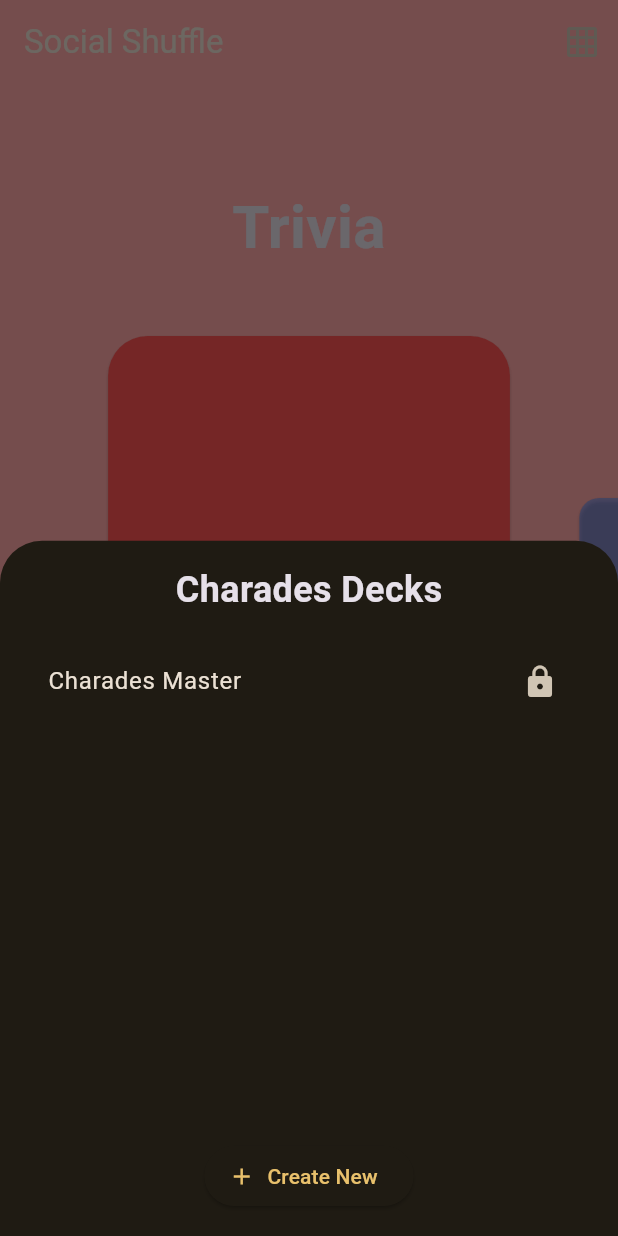
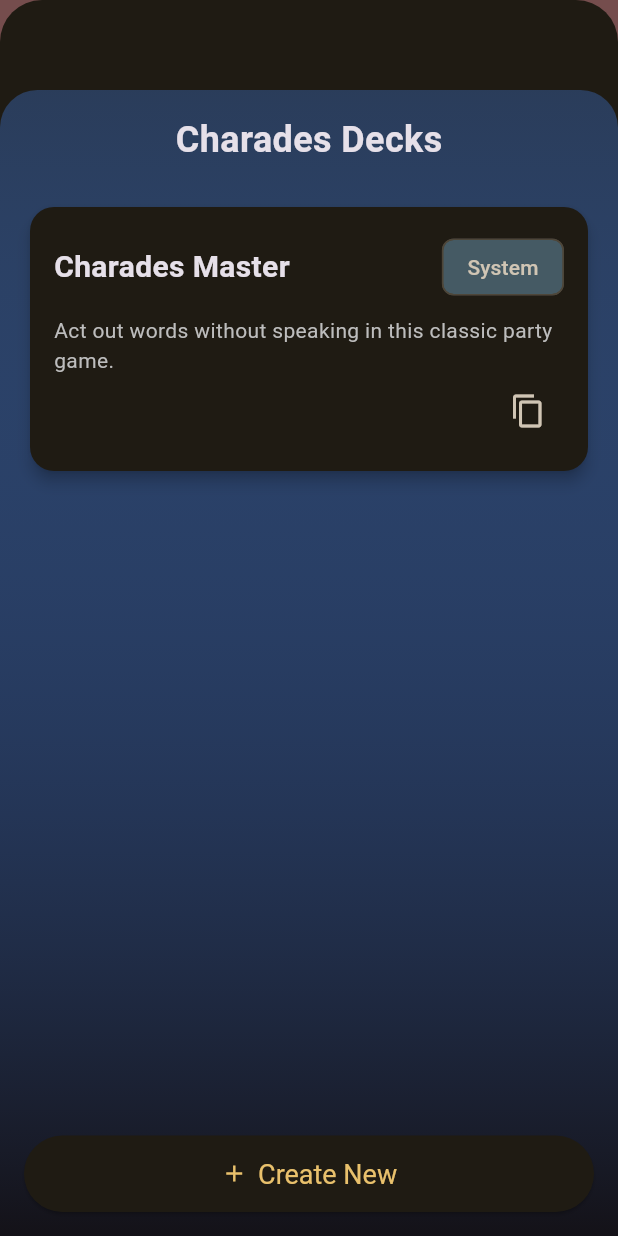
Before and after one commit to kefeh/social_shuffle, a Flutter app: the screen it shows after launch, after a tap on "Charades", on a phone screen of 412 x 824 dp. Run offline on Flutter 3.47's test engine with Material 3 defaults, Android fonts, the phone set to English and light mode, and no system bars; our stand-ins replace flutter_riverpod, flutter_svg, google_fonts, google_generative_ai, hive, hive_flutter; accounts and stored records are empty.

Commit message:
fixes issues related to deck library designs

```diff
--- a/assets/decks/flip_deck.json
+++ b/assets/decks/flip_deck.json
@@ -1,6 +1,7 @@
 {
   "id": "flip_deck_1",
   "title": "Truth or Dare Fun",
+  "description": "A classic game of truth or dare for some lighthearted fun.",
   "game_engine_id": "flip",
   "is_system": true,
   "created_at": "2023-01-02T11:00:00Z",
--- a/assets/decks/quiz_deck.json
+++ b/assets/decks/quiz_deck.json
@@ -1,6 +1,7 @@
 {
   "id": "quiz_deck_1",
   "title": "General Knowledge Quiz",
+  "description": "Test your knowledge with these general knowledge questions.",
   "game_engine_id": "quiz",
   "is_system": true,
   "created_at": "2023-01-01T10:00:00Z",
--- a/assets/decks/task_deck.json
+++ b/assets/decks/task_deck.json
@@ -1,6 +1,7 @@
 {
   "id": "task_deck_1",
   "title": "Charades Master",
+  "description": "Act out words without speaking in this classic party game.",
   "game_engine_id": "task",
   "is_system": true,
   "created_at": "2023-01-03T12:00:00Z",
--- a/assets/decks/voting_deck.json
+++ b/assets/decks/voting_deck.json
@@ -1,6 +1,7 @@
 {
   "id": "voting_deck_1",
   "title": "Most Likely To...",
+  "description": "Vote for the person who is most likely to do something wild.",
   "game_engine_id": "voting",
   "is_system": true,
   "created_at": "2023-01-04T13:00:00Z",
--- a/lib/core/models/deck.dart
+++ b/lib/core/models/deck.dart
@@ -18,6 +18,8 @@ class Deck {
   final DateTime createdAt;
   @HiveField(5)
   final List<Card> cards;
+  @HiveField(6)
+  final String? description;
 
   Deck({
     String? id,
@@ -26,6 +28,7 @@ class Deck {
     this.isSystem = false,
     DateTime? createdAt,
     required this.cards,
+    this.description,
   })  : id = id ?? const Uuid().v4(),
         createdAt = createdAt ?? DateTime.now();
 
@@ -41,6 +44,7 @@ class Deck {
       cards: (json['cards'] as List<dynamic>)
           .map((e) => Card.fromJson(e as Map<String, dynamic>))
           .toList(),
+      description: json['description'] as String?,
     );
   }
 
@@ -52,6 +56,7 @@ class Deck {
       'is_system': isSystem,
       'created_at': createdAt.toIso8601String(),
       'cards': cards.map((e) => e.toJson()).toList(),
+      'description': description,
     };
   }
 }
--- a/lib/features/dashboard/dashboard_screen.dart
+++ b/lib/features/dashboard/dashboard_screen.dart
@@ -60,12 +60,14 @@ class _DashboardScreenState extends State<DashboardScreen> {
   }
 
   void _showDeckLibrary(
-      BuildContext context, String gameModeTitle, String gameEngineId) {
+      BuildContext context, String gameModeTitle, String gameEngineId, Color color) {
     showModalBottomSheet(
       context: context,
+      isScrollControlled: true, // Allow the modal to take full height
       builder: (context) => DeckLibrarySheet(
         gameModeTitle: gameModeTitle,
         gameEngineId: gameEngineId,
+        backgroundColor: color,
       ),
     );
   }
@@ -148,7 +150,7 @@ class _DashboardScreenState extends State<DashboardScreen> {
                                 : clampDouble(opacity + 0.5, 0.5, 1.0),
                           ),
                           onTap: () => _showDeckLibrary(
-                              context, mode['title'], mode['game_engine_id']),
+                              context, mode['title'], mode['game_engine_id'], mode['color']),
                           isGridView:
                               false, // Ensure full opacity for carousel view
                         ),
@@ -176,7 +178,7 @@ class _DashboardScreenState extends State<DashboardScreen> {
                     title: mode['title'],
                     color: mode['color'],
                     onTap: () => _showDeckLibrary(
-                        context, mode['title'], mode['game_engine_id']),
+                        context, mode['title'], mode['game_engine_id'], mode['color']),
                     isGridView: true, // Apply 40% opacity for grid view
                   );
                 },
--- a/lib/features/deck_library/deck_library_sheet.dart
+++ b/lib/features/deck_library/deck_library_sheet.dart
@@ -4,24 +4,40 @@ import 'package:social_shuffle/core/models/deck.dart';
 import 'package:social_shuffle/core/providers/deck_provider.dart';
 import 'package:social_shuffle/core/providers/game_provider.dart';
 import 'package:social_shuffle/features/deck_generator/deck_generator_dialog.dart';
-import 'package:social_shuffle/features/deck_library/widgets/deck_list_item.dart';
+import 'package:social_shuffle/features/deck_library/deck_details_sheet.dart';
+import 'package:social_shuffle/features/deck_library/widgets/deck_card.dart';
 import 'package:social_shuffle/features/game_config/game_config_screen.dart';
 import 'package:social_shuffle/features/game_loop/game_loop_screen.dart';
 
 class DeckLibrarySheet extends ConsumerWidget {
   final String gameModeTitle;
   final String gameEngineId;
+  final Color backgroundColor;
 
   const DeckLibrarySheet({
     super.key,
     required this.gameModeTitle,
     required this.gameEngineId,
+    required this.backgroundColor,
   });
 
-  void _showGeneratorDialog(BuildContext context) {
-    showDialog(
+  // void _showGeneratorDialog(BuildContext context, String initialGameEngineId) {
+  //   showDialog(
+  //     context: context,
+  //     builder: (context) => DeckGeneratorDialog(
+  //       initialGameEngineId: initialGameEngineId,
+  //     ),
+  //   );
+  // }
+
+  void _showDeckDetailsSheet(BuildContext context, Deck deck) {
+    showModalBottomSheet(
       context: context,
-      builder: (context) => const DeckGeneratorDialog(),
+      isScrollControlled: true, // Allow the modal to take full height
+      builder: (context) => FractionallySizedBox(
+        heightFactor: 0.8, // Take 80% of the screen height
+        child: DeckDetailsSheet(deck: deck),
+      ),
     );
   }
 
@@ -53,50 +69,47 @@ class DeckLibrarySheet extends ConsumerWidget {
     }
   }
 
-  bool _doesDeckNeedConfiguration(Deck deck) {
-    return deck.cards.any((card) => card.meta?.containsKey('timer') ?? false);
-  }
-
   @override
   Widget build(BuildContext context, WidgetRef ref) {
     final decksAsyncValue = ref.watch(decksProvider(gameEngineId));
 
     return Container(
+      width: MediaQuery.of(context).size.width,
+      margin: const EdgeInsets.only(top: 60), // Space from the top
+      decoration: BoxDecoration(
+        color: Theme.of(context).scaffoldBackgroundColor,
+        borderRadius: const BorderRadius.vertical(top: Radius.circular(25)),
+        gradient: LinearGradient(
+          begin: Alignment.topCenter,
+          end: Alignment.bottomCenter,
+          colors: [
+            backgroundColor.withOpacity(0.3),
+            Theme.of(context).scaffoldBackgroundColor,
+          ],
+        ),
+      ),
+      child: Padding(
         padding: const EdgeInsets.all(16.0),
         child: Column(
-        mainAxisSize: MainAxisSize.min,
           children: [
+            // Removed mainAxisSize.min
             Text(
               '$gameModeTitle Decks',
               style: const TextStyle(fontSize: 24, fontWeight: FontWeight.bold),
             ),
             const SizedBox(height: 16),
             decksAsyncValue.when(
-            data: (decks) => Expanded(
+              data: (decks) => Flexible(
+                // Changed Expanded to Flexible
                 child: ListView.builder(
                   itemCount: decks.length,
                   itemBuilder: (context, index) {
                     final deck = decks[index];
-                  return DeckListItem(
-                    title: deck.title,
-                    isSystemDeck: deck.isSystem,
-                    onTap: () {
-                      ref.read(currentDeckProvider.notifier).state = deck;
-                      Navigator.pop(context);
-                      if (_doesDeckNeedConfiguration(deck)) {
-                        Navigator.of(context).push(
-                          MaterialPageRoute(
-                            builder: (context) => const GameConfigScreen(),
-                          ),
-                        );
-                      } else {
-                        Navigator.of(context).push(
-                          MaterialPageRoute(
-                            builder: (context) => const GameLoopScreen(),
-                          ),
-                        );
-                      }
-                    },
+                    return Padding(
+                      padding: const EdgeInsets.symmetric(vertical: 8.0),
+                      child: DeckCard(
+                        deck: deck,
+                        onTap: () => _showDeckDetailsSheet(context, deck),
                         onDelete: deck.isSystem
                             ? null
                             : () => _confirmDelete(context, ref, deck.id),
@@ -107,23 +120,35 @@ class DeckLibrarySheet extends ConsumerWidget {
                             ),
                           );
                         },
+                      ),
                     );
                   },
                 ),
               ),
-            loading: () => const Expanded(
+              loading: () => const Flexible(
+                // Changed Expanded to Flexible
                 child: Center(child: CircularProgressIndicator()),
               ),
-            error: (err, stack) =>
-                Expanded(child: Center(child: Text('Error: $err'))),
+              error: (err, stack) => Flexible(
+                child: Center(child: Text('Error: $err')),
+              ), // Changed Expanded to Flexible
             ),
             const SizedBox(height: 16),
-          ElevatedButton.icon(
-            onPressed: () => _showGeneratorDialog(context),
+            SizedBox(
+              width: double.infinity,
+              child: ElevatedButton.icon(
+                // onPressed: () => _showGeneratorDialog(context, gameEngineId),
+                onPressed: () {},
                 icon: const Icon(Icons.add),
                 label: const Text('Create New'),
+                style: ElevatedButton.styleFrom(
+                  padding: const EdgeInsets.symmetric(vertical: 15),
+                  textStyle: const TextStyle(fontSize: 18),
+                ),
+              ),
             ),
           ],
+        ),
       ),
     );
   }
--- /dev/null
+++ b/lib/features/deck_library/widgets/deck_card.dart
@@ -0,0 +1,81 @@
+import 'package:flutter/material.dart';
+import 'package:social_shuffle/core/models/deck.dart';
+
+class DeckCard extends StatelessWidget {
+  final Deck deck;
+  final VoidCallback onTap;
+  final VoidCallback? onDelete;
+  final VoidCallback? onRemix;
+
+  const DeckCard({
+    super.key,
+    required this.deck,
+    required this.onTap,
+    this.onDelete,
+    this.onRemix,
+  });
+
+  @override
+  Widget build(BuildContext context) {
+    return Card(
+      elevation: 4,
+      shape: RoundedRectangleBorder(
+        borderRadius: BorderRadius.circular(16),
+      ),
+      child: InkWell(
+        onTap: onTap,
+        borderRadius: BorderRadius.circular(16),
+        child: Padding(
+          padding: const EdgeInsets.all(16.0),
+          child: Column(
+            crossAxisAlignment: CrossAxisAlignment.start,
+            children: [
+              Row(
+                mainAxisAlignment: MainAxisAlignment.spaceBetween,
+                children: [
+                  Text(
+                    deck.title,
+                    style: const TextStyle(
+                      fontSize: 20,
+                      fontWeight: FontWeight.bold,
+                    ),
+                  ),
+                  if (deck.isSystem)
+                    Chip(
+                      label: const Text('System'),
+                      backgroundColor: Colors.blueGrey[700],
+                    )
+                ],
+              ),
+              const SizedBox(height: 8),
+              if (deck.description != null)
+                Text(
+                  deck.description!,
+                  style: TextStyle(
+                    fontSize: 14,
+                    color: Colors.grey[400],
+                  ),
+                ),
+              const Spacer(),
+              Row(
+                mainAxisAlignment: MainAxisAlignment.end,
+                children: [
+                  if (onRemix != null)
+                    IconButton(
+                      icon: const Icon(Icons.copy),
+                      onPressed: onRemix,
+                    ),
+                  if (onDelete != null)
+                    IconButton(
+                      icon: const Icon(Icons.delete),
+                      onPressed: onDelete,
+                    ),
+                ],
+              ),
+            ],
+          ),
+        ),
+      ),
+    );
+  }
+}
```
Also changed, not shown: lib/features/deck_library/deck_details_sheet.dart (added, +89 -0 lines), lib/core/models/deck.g.dart. Lines whose indentation alone changed are shown as unchanged.
